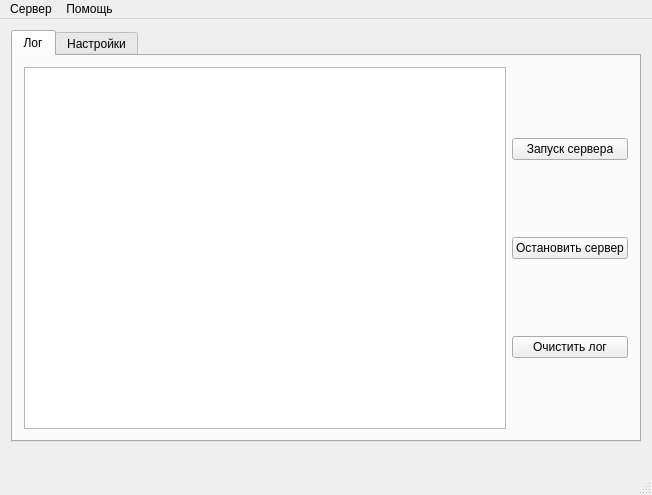
This is mainwindow.ui in peleccom/SpoKursach as Qt 5 draws it before an edit. The edited form follows.
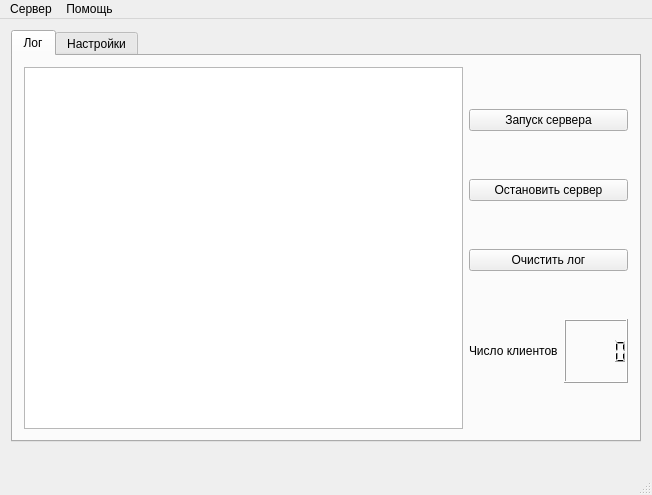
This is the edited form. Icons and pictures are not drawn.

Patch:
```diff
--- a/mainwindow.ui
+++ b/mainwindow.ui
@@ -18,6 +18,8 @@
     <normaloff>:/res/app.ico</normaloff>:/res/app.ico</iconset>
   </property>
   <widget class="QWidget" name="centralWidget">
+   <layout class="QVBoxLayout" name="verticalLayout_4">
+    <item>
    <layout class="QVBoxLayout" name="verticalLayout">
     <item>
      <widget class="QTabWidget" name="tabWidget">
@@ -71,6 +73,39 @@
             </property>
            </widget>
           </item>
+            <item>
+             <layout class="QHBoxLayout" name="horizontalLayout_2">
+              <item>
+               <widget class="QLabel" name="label_2">
+                <property name="maximumSize">
+                 <size>
+                  <width>1000</width>
+                  <height>100</height>
+                 </size>
+                </property>
+                <property name="text">
+                 <string>Число клиентов</string>
+                </property>
+               </widget>
+              </item>
+              <item>
+               <widget class="QLCDNumber" name="clientslcd">
+                <property name="maximumSize">
+                 <size>
+                  <width>64</width>
+                  <height>64</height>
+                 </size>
+                </property>
+                <property name="layoutDirection">
+                 <enum>Qt::RightToLeft</enum>
+                </property>
+                <property name="autoFillBackground">
+                 <bool>false</bool>
+                </property>
+               </widget>
+              </item>
+             </layout>
+            </item>
          </layout>
         </item>
        </layout>
@@ -198,6 +233,8 @@
        <set>Qt::AlignRight|Qt::AlignTop|Qt::AlignTrailing</set>
       </property>
      </widget>
+      </item>
+     </layout>
     </item>
    </layout>
   </widget>
```
Lines whose indentation alone changed are shown as unchanged.
